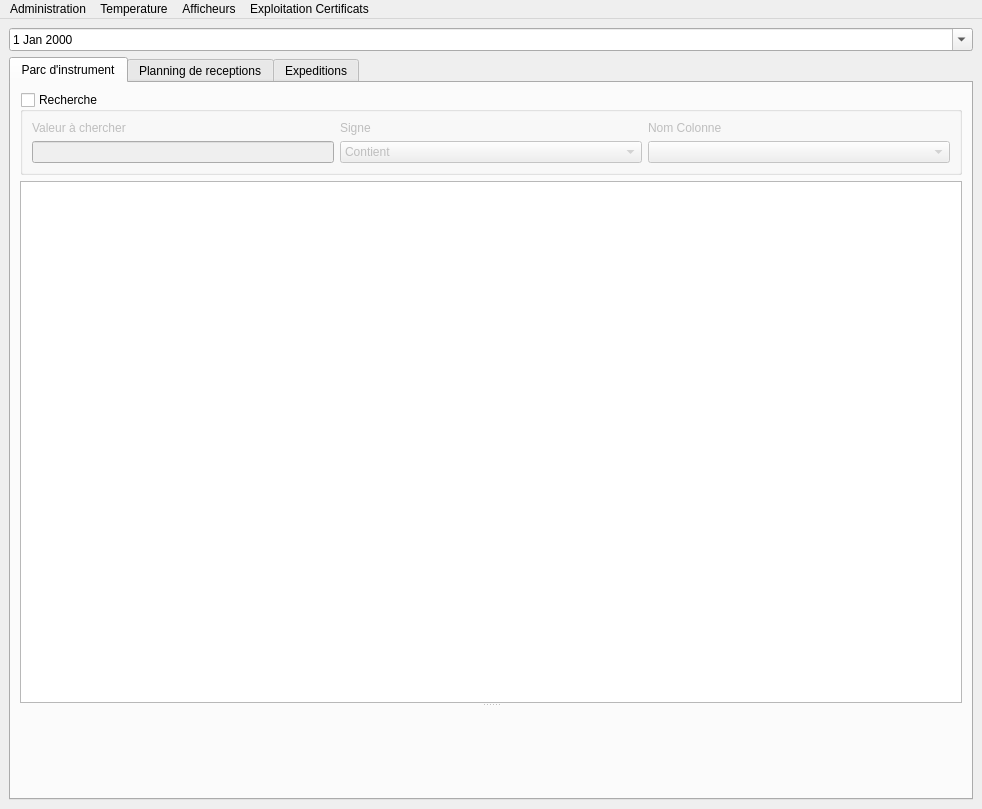
Above: GUI/Main_Administration.ui from Pepou/Administration-2.0 before the change. Below: the same form after it.
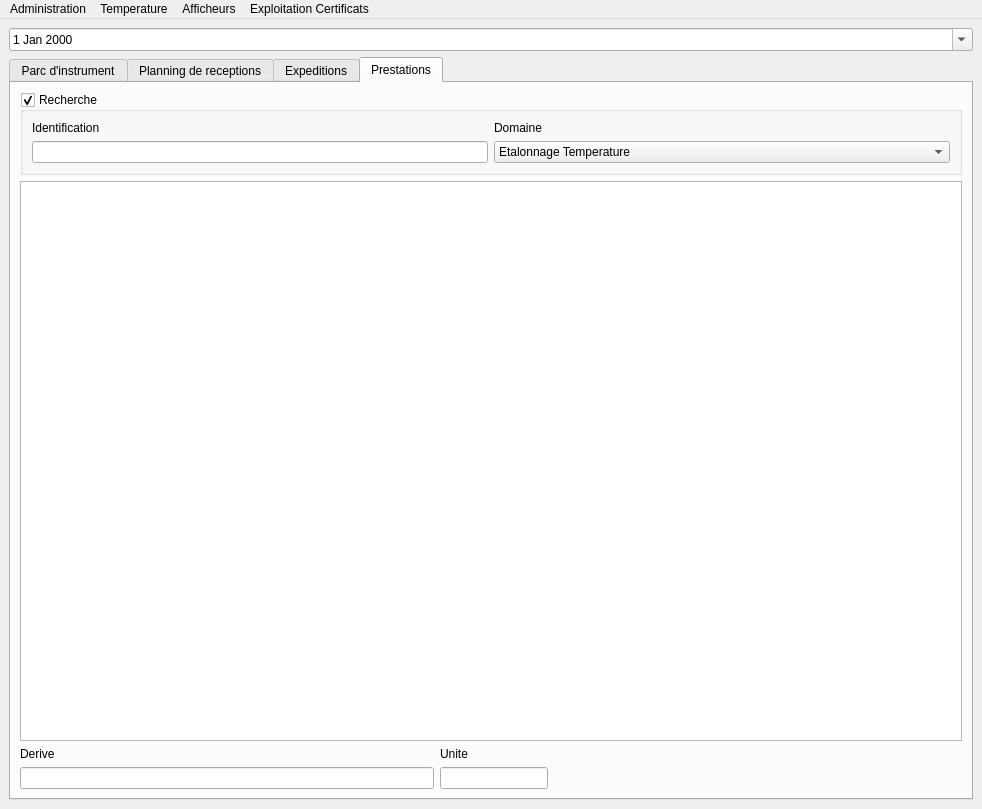
That is the form after the change. The open tabs and pages were chosen to show the change. Custom widgets are drawn as their Qt base class.

Patch:
```diff
--- a/GUI/Main_Administration.ui
+++ b/GUI/Main_Administration.ui
@@ -177,6 +177,150 @@
           </item>
          </layout>
         </widget>
+        <widget class="QWidget" name="tab_4">
+         <attribute name="title">
+          <string>Prestations</string>
+         </attribute>
+         <layout class="QVBoxLayout" name="verticalLayout_14">
+          <item>
+           <widget class="QGroupBox" name="groupBox_2">
+            <property name="enabled">
+             <bool>true</bool>
+            </property>
+            <property name="title">
+             <string>Recherche</string>
+            </property>
+            <property name="flat">
+             <bool>false</bool>
+            </property>
+            <property name="checkable">
+             <bool>true</bool>
+            </property>
+            <property name="checked">
+             <bool>true</bool>
+            </property>
+            <layout class="QGridLayout" name="gridLayout_2">
+             <item row="0" column="0">
+              <layout class="QHBoxLayout" name="horizontalLayout_2">
+               <item>
+                <layout class="QVBoxLayout" name="verticalLayout_9">
+                 <item>
+                  <widget class="QLabel" name="label_4">
+                   <property name="text">
+                    <string>Identification</string>
+                   </property>
+                  </widget>
+                 </item>
+                 <item>
+                  <widget class="QLineEdit" name="lineEdit_recherche_instrum_prest">
+                   <property name="sizePolicy">
+                    <sizepolicy hsizetype="Minimum" vsizetype="Fixed">
+                     <horstretch>0</horstretch>
+                     <verstretch>0</verstretch>
+                    </sizepolicy>
+                   </property>
+                  </widget>
+                 </item>
+                </layout>
+               </item>
+               <item>
+                <layout class="QVBoxLayout" name="verticalLayout_11">
+                 <item>
+                  <widget class="QLabel" name="label_6">
+                   <property name="text">
+                    <string>Domaine</string>
+                   </property>
+                  </widget>
+                 </item>
+                 <item>
+                  <widget class="QComboBox" name="comboBox_domaine_presta">
+                   <item>
+                    <property name="text">
+                     <string>Etalonnage Temperature</string>
+                    </property>
+                   </item>
+                   <item>
+                    <property name="text">
+                     <string>Cartographie</string>
+                    </property>
+                   </item>
+                   <item>
+                    <property name="text">
+                     <string>Afficheur</string>
+                    </property>
+                   </item>
+                  </widget>
+                 </item>
+                </layout>
+               </item>
+              </layout>
+             </item>
+            </layout>
+           </widget>
+          </item>
+          <item>
+           <widget class="QTableWidget" name="tableWidget"/>
+          </item>
+          <item>
+           <layout class="QHBoxLayout" name="horizontalLayout_3">
+            <item>
+             <layout class="QVBoxLayout" name="verticalLayout_12">
+              <item>
+               <widget class="QLabel" name="label_7">
+                <property name="text">
+                 <string>Derive</string>
+                </property>
+               </widget>
+              </item>
+              <item>
+               <widget class="QLineEdit" name="lineEdit"/>
+              </item>
+             </layout>
+            </item>
+            <item>
+             <layout class="QVBoxLayout" name="verticalLayout_13">
+              <item>
+               <widget class="QLabel" name="label_8">
+                <property name="sizePolicy">
+                 <sizepolicy hsizetype="Fixed" vsizetype="Preferred">
+                  <horstretch>0</horstretch>
+                  <verstretch>0</verstretch>
+                 </sizepolicy>
+                </property>
+                <property name="text">
+                 <string>Unite</string>
+                </property>
+               </widget>
+              </item>
+              <item>
+               <widget class="QLineEdit" name="lineEdit_2">
+                <property name="sizePolicy">
+                 <sizepolicy hsizetype="Fixed" vsizetype="Fixed">
+                  <horstretch>0</horstretch>
+                  <verstretch>0</verstretch>
+                 </sizepolicy>
+                </property>
+               </widget>
+              </item>
+             </layout>
+            </item>
+            <item>
+             <spacer name="horizontalSpacer">
+              <property name="orientation">
+               <enum>Qt::Horizontal</enum>
+              </property>
+              <property name="sizeHint" stdset="0">
+               <size>
+                <width>40</width>
+                <height>20</height>
+               </size>
+              </property>
+             </spacer>
+            </item>
+           </layout>
+          </item>
+         </layout>
+        </widget>
        </widget>
       </item>
      </layout>
```
